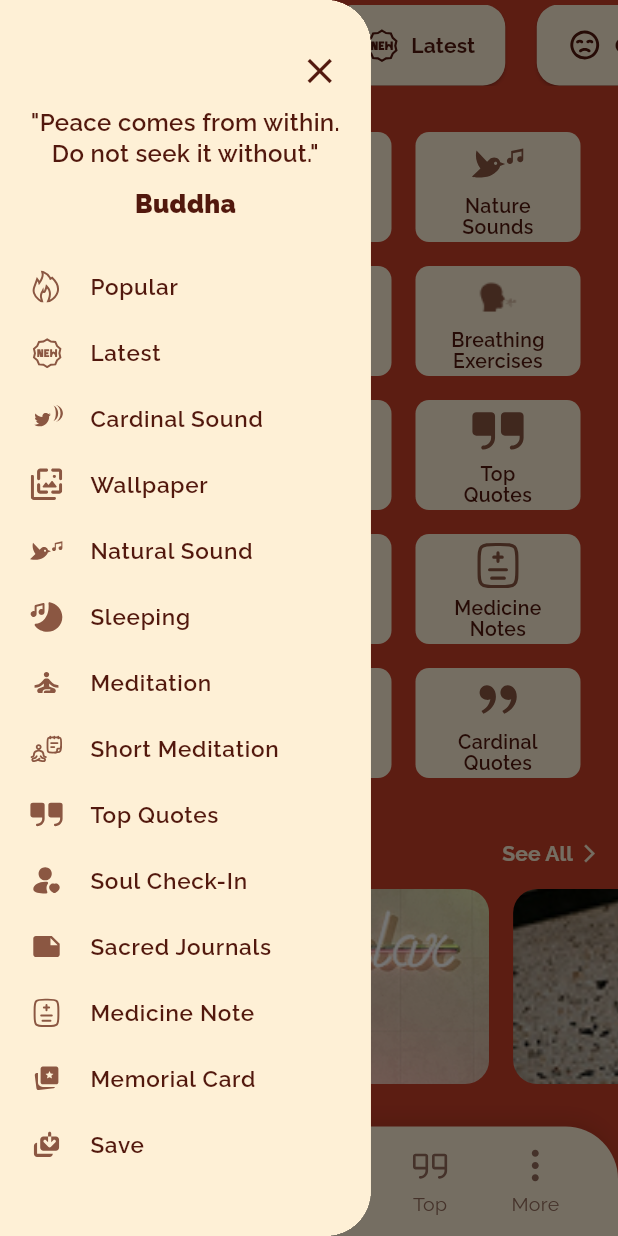
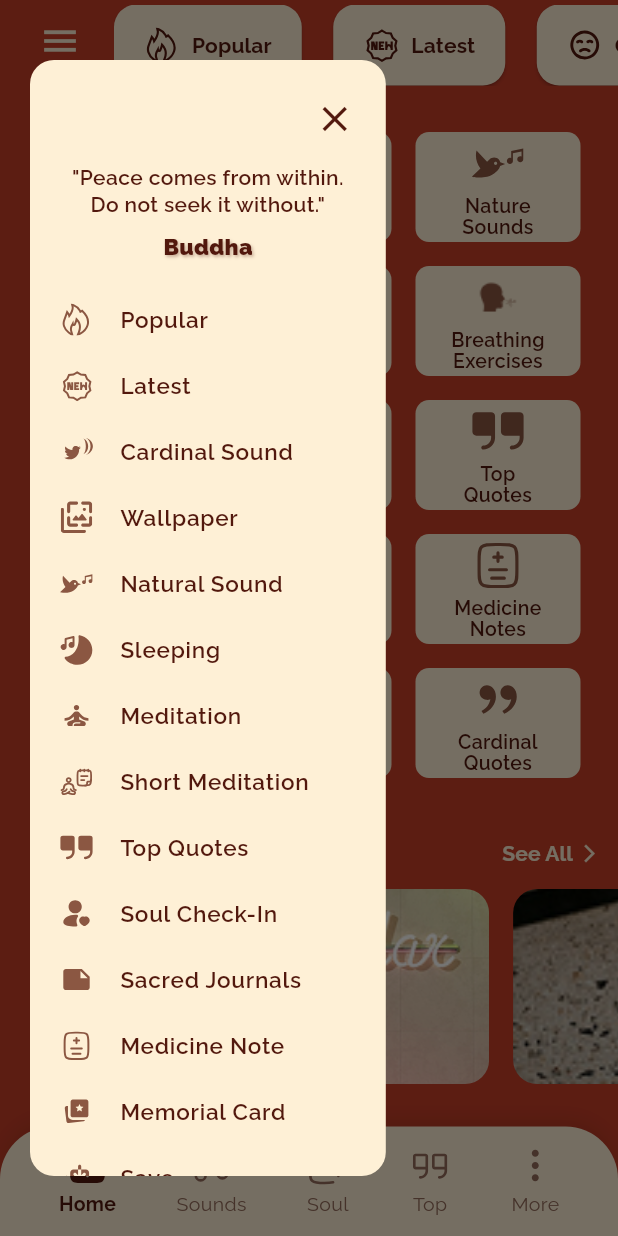
Before and after one commit to Rasheduzzaman-Rochi/cardinal_quotes_app, a Flutter app: the screen it shows after launch, with the side drawer open, on a phone screen of 412 x 824 dp. Run offline on Flutter 3.47's test engine with Material 3 defaults, Android fonts, the phone set to English and light mode, and no system bars; our stand-ins replace flutter_svg, google_fonts.

Commit message:
complete drawer UI

```diff
--- a/lib/src/features/home/widgets/home_drawer.dart
+++ b/lib/src/features/home/widgets/home_drawer.dart
@@ -1,6 +1,7 @@
 import 'package:flutter/material.dart';
 import 'package:flutter_svg/flutter_svg.dart';
 import '../../../constants/app_theme.dart';
+import '../../authentication/screens/login_screen.dart';
 
 class HomeDrawer extends StatelessWidget {
   const HomeDrawer({super.key});
@@ -11,16 +12,15 @@ class HomeDrawer extends StatelessWidget {
     final screenWidth = MediaQuery.of(context).size.width;
 
     return Drawer(
-      // 2. Set the drawer width to be 80% of the screen width
-      width: screenWidth * 0.6,
-      shape: const RoundedRectangleBorder(
-        borderRadius: BorderRadius.only(
-          topRight: Radius.circular(30),
-          bottomRight: Radius.circular(30),
+      width: (screenWidth * 0.6) + 10,
+      backgroundColor: Colors.transparent,
+      elevation: 0,
+      child: Container(
+        margin: const EdgeInsets.only(top: 40, bottom: 40, left: 20),
+        decoration: BoxDecoration(
+          color: colorScheme.background,
+          borderRadius: const BorderRadius.all(Radius.circular(16)),
         ),
-      ),
-      child: Container(
-        color: colorScheme.background,
         child: ListView(
           padding: EdgeInsets.zero,
           children: <Widget>[
@@ -28,7 +28,7 @@ class HomeDrawer extends StatelessWidget {
               padding: const EdgeInsets.fromLTRB(20, 20, 20, 0),
               child: Column(
                 children: [
-                  const SizedBox(height: 13),
+                  const SizedBox(height: 5),
                   Align(
                     alignment: Alignment.centerRight,
                     child: InkWell(
@@ -41,30 +41,37 @@ class HomeDrawer extends StatelessWidget {
                       ),
                     ),
                   ),
-                  const SizedBox(height: 10),
+                  const SizedBox(height: 16),
                   Text(
                     '"Peace comes from within.\nDo not seek it without."',
                     textAlign: TextAlign.center,
                     style: TextStyle(
                       color: colorScheme.onSurface,
                       fontWeight: FontWeight.w600,
-                      fontSize: 16,
+                      fontSize: 14,
                       height: 1.3,
                     ),
                   ),
-                  const SizedBox(height: 11),
+                  const SizedBox(height: 09),
                   Text(
                     'Buddha',
                     style: TextStyle(
                       color: colorScheme.onSurface,
-                      fontSize: 17,
+                      fontSize: 15,
                       fontWeight: FontWeight.w900,
+                      shadows: [
+                        Shadow(
+                          color: colorScheme.onSurface.withOpacity(0.30),
+                          offset: const Offset(1, 1),
+                          blurRadius: 2,
+                        ),
+                      ],
                     ),
                   ),
                 ],
               ),
             ),
-            const SizedBox(height: 21),
+            const SizedBox(height: 16),
             Padding(
               padding: const EdgeInsets.symmetric(horizontal: 20.0),
               child: Column(
@@ -140,9 +147,8 @@ class HomeDrawer extends StatelessWidget {
                     iconPath: 'assets/icons/save.svg',
                     text: 'Save',
                   ),
-
-                  const SizedBox(height: 30),
-                  _buildLogoutButton(colorScheme),
+                  const SizedBox(height: 16),
+                  _buildLogoutButton(context, colorScheme),
                 ],
               ),
             ),
@@ -183,10 +189,14 @@ class HomeDrawer extends StatelessWidget {
     );
   }
 
-  Widget _buildLogoutButton(ColorScheme colorScheme) {
+  Widget _buildLogoutButton(BuildContext context, ColorScheme colorScheme) {
     return InkWell(
       onTap: () {
-        // TODO: Implement logout functionality
+        Navigator.pushAndRemoveUntil(
+          context,
+          MaterialPageRoute(builder: (context) => const LoginScreen()),
+          (Route<dynamic> route) => false,
+        );
       },
       child: Padding(
         padding: const EdgeInsets.symmetric(vertical: 10.0),
@@ -196,9 +206,15 @@ class HomeDrawer extends StatelessWidget {
             Text(
               'Log Out',
               style: TextStyle(
-                // 3. Made the Log Out text bigger and bolder
                 fontSize: 18,
-                fontWeight: FontWeight.bold,
+                fontWeight: FontWeight.w900,
+                shadows: [
+                  Shadow(
+                    color: colorScheme.onSurface.withOpacity(0.30),
+                    offset: const Offset(1, 1),
+                    blurRadius: 2,
+                  ),
+                ],
                 color: colorScheme.onSurface,
               ),
             ),
```
Also changed, not shown: assets/images/menu_bird_L.jpg (deleted), assets/images/menu_bird_R.jpg (deleted).
